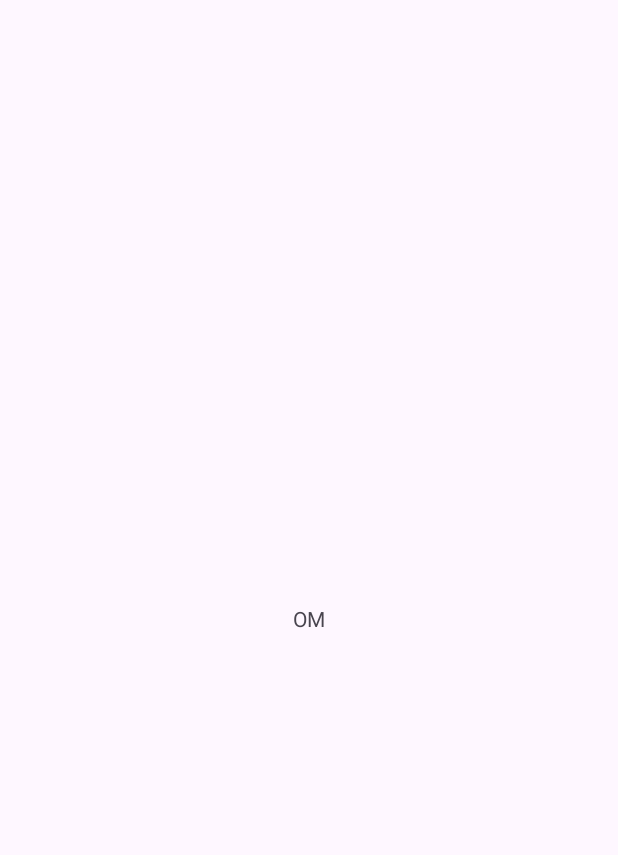
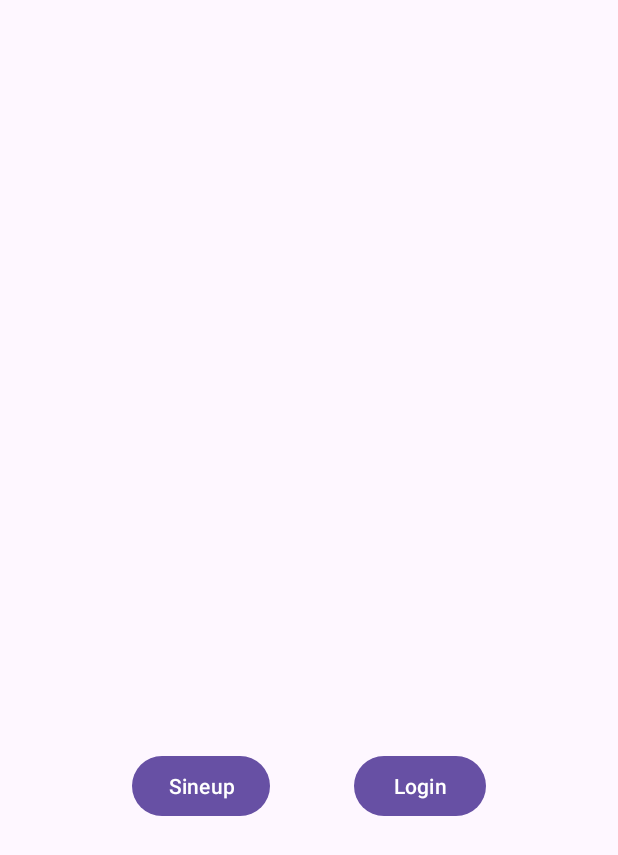
Before and after one commit to khushi703/AttendEase, an Android app: the screen it shows after launch (MainActivity), on a phone screen of 412 x 824 dp. Before the commit the part shown is almost empty. Shown: the top 855 px of the screen. Run offline under Robolectric (Android 15) with nearby library versions, the phone set to English and light mode, and no system bars.

Commit message:
page-1 (Intial Page)

```diff
--- a/app/src/main/AndroidManifest.xml
+++ b/app/src/main/AndroidManifest.xml
@@ -21,6 +21,8 @@
                 <category android:name="android.intent.category.LAUNCHER" />
             </intent-filter>
         </activity>
+        <activity android:name=".Login"></activity>
+        <activity android:name=".Sineup"></activity>
     </application>
 
 </manifest>
--- a/app/src/main/java/com/example/project/MainActivity.java
+++ b/app/src/main/java/com/example/project/MainActivity.java
@@ -1,6 +1,9 @@
 package com.example.project;
 
+import android.content.Intent;
 import android.os.Bundle;
+import android.view.View;
+import android.widget.Button;
 
 import androidx.activity.EdgeToEdge;
 import androidx.appcompat.app.AppCompatActivity;
@@ -9,16 +12,30 @@ import androidx.core.view.ViewCompat;
 import androidx.core.view.WindowInsetsCompat;
 
 public class MainActivity extends AppCompatActivity {
-
+    Button button1;
+    Button button2;
     @Override
     protected void onCreate(Bundle savedInstanceState) {
         super.onCreate(savedInstanceState);
         EdgeToEdge.enable(this);
         setContentView(R.layout.activity_main);
-        ViewCompat.setOnApplyWindowInsetsListener(findViewById(R.id.main), (v, insets) -> {
-            Insets systemBars = insets.getInsets(WindowInsetsCompat.Type.systemBars());
-            v.setPadding(systemBars.left, systemBars.top, systemBars.right, systemBars.bottom);
-            return insets;
+        button1 =(Button) findViewById(R.id.Sineup);
+        button2=(Button)findViewById(R.id.Login);
+        button1.setOnClickListener(new View.OnClickListener() {
+            @Override
+            public void onClick(View v)
+            {
+                Intent intent=new Intent(MainActivity.this, Sineup.class);
+                startActivity(intent);
+            }
+        });
+        button2.setOnClickListener(new View.OnClickListener() {
+            @Override
+            public void onClick(View v)
+            {
+                Intent intent=new Intent(MainActivity.this, Login.class);
+                startActivity(intent);
+            }
         });
     }
 }
--- a/app/src/main/res/layout/activity_main.xml
+++ b/app/src/main/res/layout/activity_main.xml
@@ -7,13 +7,39 @@
     android:layout_height="match_parent"
     tools:context=".MainActivity">
 
-    <TextView
+    <Button
+        android:id="@+id/Login"
         android:layout_width="wrap_content"
         android:layout_height="wrap_content"
-        android:text="OM"
-        app:layout_constraintBottom_toBottomOf="parent"
+        android:layout_marginTop="500dp"
+        android:layout_marginEnd="88dp"
+        android:text="Login"
         app:layout_constraintEnd_toEndOf="parent"
+        app:layout_constraintTop_toTopOf="parent" />
+
+    <Button
+        android:id="@+id/Sineup"
+        android:layout_width="wrap_content"
+        android:layout_height="wrap_content"
+        android:layout_marginStart="88dp"
+        android:layout_marginTop="500dp"
+        android:text="Sineup"
         app:layout_constraintStart_toStartOf="parent"
         app:layout_constraintTop_toTopOf="parent" />
 
+    <androidx.constraintlayout.widget.Barrier
+        android:id="@+id/barrier"
+        android:layout_width="wrap_content"
+        android:layout_height="wrap_content"
+        app:barrierDirection="left" />
+
+    <ImageView
+        android:id="@+id/imageView2"
+        android:layout_width="wrap_content"
+        android:layout_height="wrap_content"
+        tools:layout_editor_absoluteX="141dp"
+        tools:layout_editor_absoluteY="261dp"
+        tools:srcCompat="@tools:sample/avatars" />
+
+
 </androidx.constraintlayout.widget.ConstraintLayout>
```
Also changed, not shown: app/src/main/java/com/example/project/Login.java (added, +16 -0 lines), app/src/main/java/com/example/project/Sineup.java (added, +16 -0 lines), app/src/main/res/layout/login.xml (added, +17 -0 lines), app/src/main/res/layout/sineup.xml (added, +17 -0 lines).
